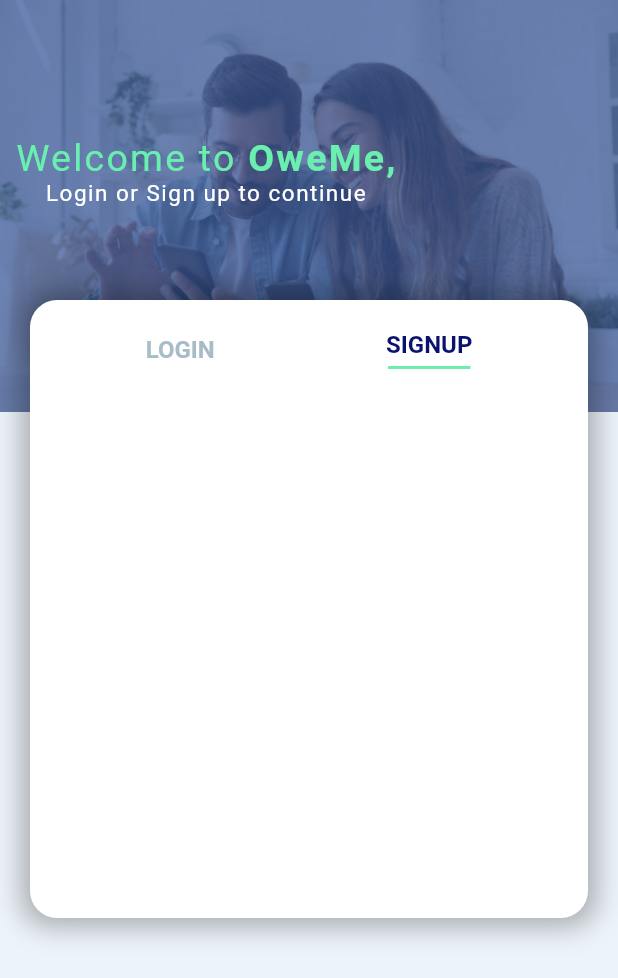
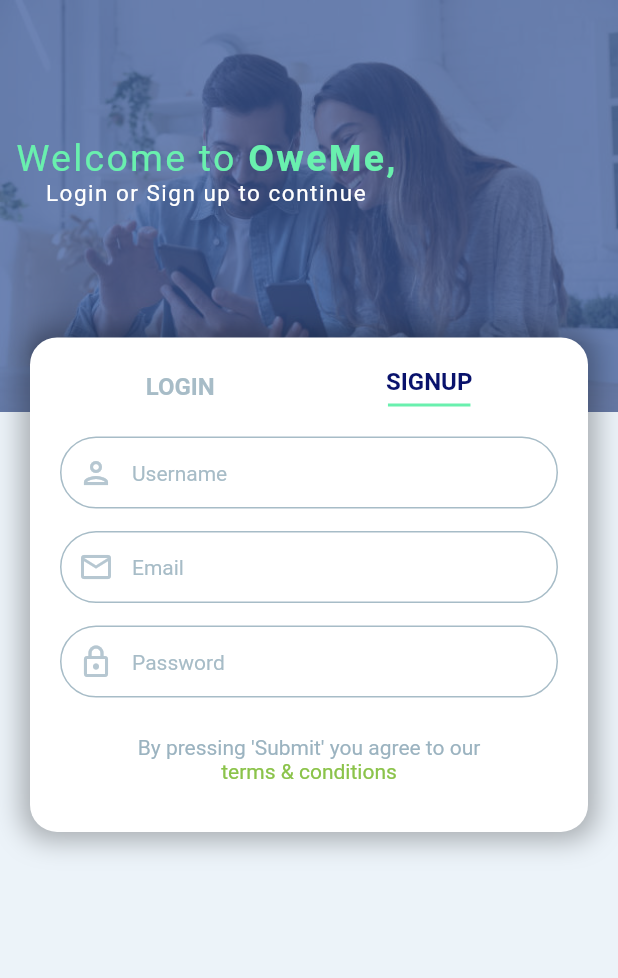
Before and after one commit to lthoma39/OweME, a Flutter app: the screen it shows after launch, on a phone screen of 412 x 824 dp. Shown: the top 978 px of the screen. Run offline on Flutter 3.47's test engine with Material 2 defaults, Android fonts, the phone set to English and light mode, and no system bars; our stand-ins replace firebase_core; accounts and stored records are empty.

Commit message:
WIP for registration card

```diff
--- a/lib/registration_page/widgets/registration_card.dart
+++ b/lib/registration_page/widgets/registration_card.dart
@@ -14,12 +14,12 @@
   @override
   Widget build(BuildContext context) {
     return Padding(
-      padding: const EdgeInsets.only(top: 200),
+      padding: const EdgeInsets.only(top: 225),
       child: Align(
         alignment: Alignment.topCenter,
         child: Container(
           padding: EdgeInsets.all(20),
-          height: SizeConfig.screenHeight / 2,
+          height: SizeConfig.screenHeight / 2.5,
           width: SizeConfig.screenWidth - 40,
           margin: EdgeInsets.symmetric(horizontal: 20),
           decoration: BoxDecoration(
@@ -96,6 +96,49 @@
                   ),
                 ],
               ),
+              Container(
+                margin: EdgeInsets.only(top: 20),
+                child: Column(
+                  children: [
+                    _OMTextField(
+                      iconData: Icons.person_outlined,
+                      isEmail: false,
+                      isPassword: false,
+                      hintText: 'Username',
+                    ),
+                    _OMTextField(
+                      iconData: Icons.email_outlined,
+                      isEmail: true,
+                      isPassword: false,
+                      hintText: 'Email',
+                    ),
+                    _OMTextField(
+                      iconData: Icons.lock_outlined,
+                      isEmail: false,
+                      isPassword: true,
+                      hintText: 'Password',
+                    ),
+                  ],
+                ),
+              ),
+              Container(
+                width: 250,
+                margin: EdgeInsets.only(top: 10),
+                child: RichText(
+                  textAlign: TextAlign.center,
+                  text: TextSpan(
+                    text: "By pressing 'Submit' you agree to our ",
+                    style: TextStyle(color: Palette.textColor2),
+                    children: [
+                      TextSpan(
+                        //TODO: Implement recognizer: ,
+                        text: 'terms & conditions',
+                        style: TextStyle(color: Colors.lightGreen),
+                      ),
+                    ],
+                  ),
+                ),
+              ),
             ],
           ),
         ),
@@ -103,3 +146,48 @@
     );
   }
 }
+
+class _OMTextField extends StatelessWidget {
+  const _OMTextField({
+    Key? key,
+    this.iconData = Icons.help,
+    this.isEmail = false,
+    this.isPassword = false,
+    this.hintText = 'Default',
+  }) : super(key: key);
+
+  final IconData? iconData;
+  final bool isPassword;
+  final bool isEmail;
+  final String? hintText;
+
+  @override
+  Widget build(BuildContext context) {
+    return Padding(
+      padding: const EdgeInsets.only(bottom: 15.0),
+      child: TextField(
+        obscureText: isPassword,
+        keyboardType: isEmail ? TextInputType.emailAddress : TextInputType.text,
+        decoration: InputDecoration(
+            prefixIcon: Icon(
+              iconData,
+              color: Palette.iconColor,
+            ),
+            enabledBorder: OutlineInputBorder(
+              borderSide: BorderSide(color: Palette.textColor1),
+              borderRadius: BorderRadius.all(Radius.circular(35)),
+            ),
+            focusedBorder: OutlineInputBorder(
+              borderSide: BorderSide(color: Palette.textColor1),
+              borderRadius: BorderRadius.all(Radius.circular(35)),
+            ),
+            contentPadding: EdgeInsets.all(10),
+            hintText: hintText,
+            hintStyle: TextStyle(
+              fontSize: 14,
+              color: Palette.textColor1,
+            )),
+      ),
+    );
+  }
+}
```
